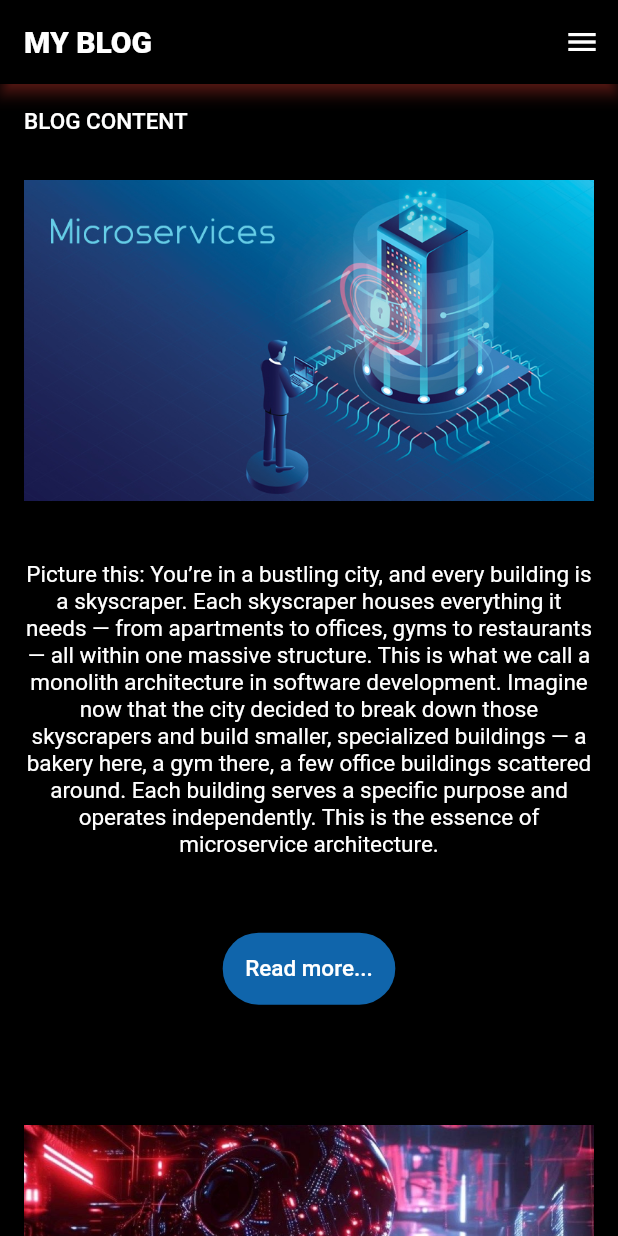
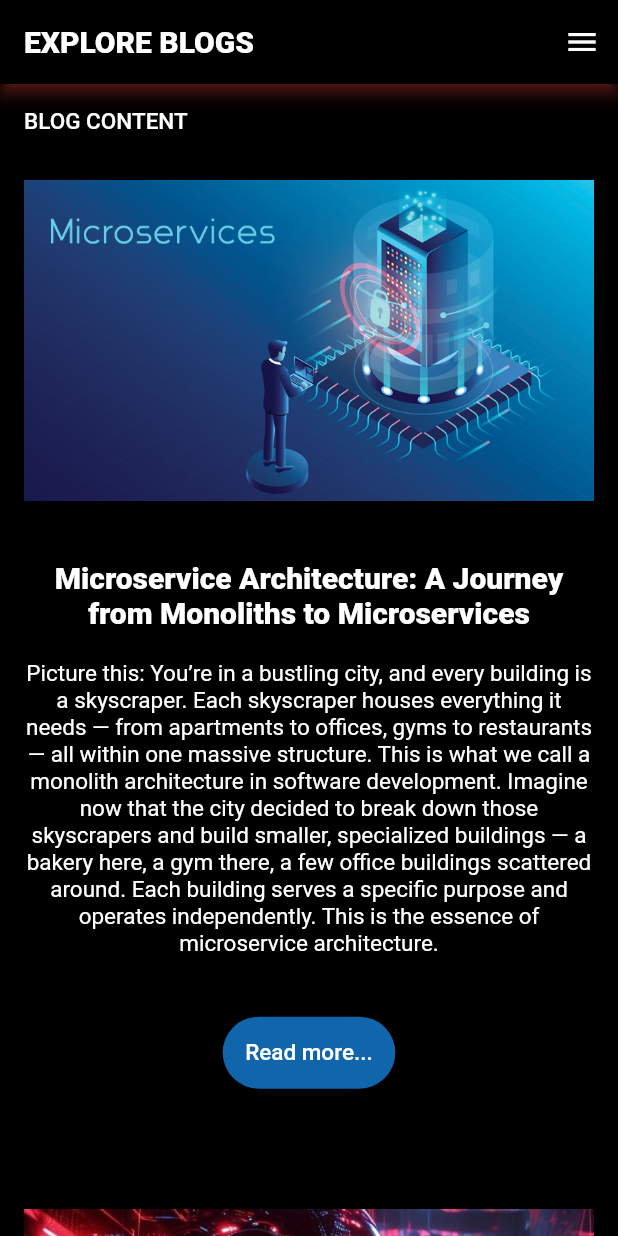
Before and after one commit to RuwanthiLakshika/mobile-app, a Flutter app: the screen it shows after launch, on a phone screen of 412 x 824 dp. Run offline on Flutter 3.47's test engine with Material 2 defaults, Android fonts, the phone set to English and light mode, and no system bars.

Commit message:
add a heading

```diff
--- a/app/lib/main.dart
+++ b/app/lib/main.dart
@@ -11,13 +11,13 @@ class MyApp extends StatelessWidget{
   Widget build(BuildContext context) {
     return MaterialApp(
       debugShowCheckedModeBanner: false,
-      title: 'Blog app',
+      title: 'StorySphere',
       home: Scaffold(
         backgroundColor: Colors.black,
         appBar: AppBar(
           backgroundColor: Colors.black,
           shadowColor: Colors.red,
-          title: const Text('MY BLOG',
+          title: const Text('EXPLORE BLOGS',
           style: TextStyle(fontWeight: FontWeight.w900, fontSize: 20, color: Colors.white),
           ),
           actions: [
@@ -46,12 +46,21 @@ class MyApp extends StatelessWidget{
                 Center(
                   child: Image.asset(
                     "assets/Microservices.jpg",
-
                     scale: 2,
                   ),
                 ),
                 const SizedBox(
                   height: 40,
+                ),
+                const Text("Microservice Architecture: A Journey from Monoliths to Microservices",
+                textAlign: TextAlign.center,
+                style: TextStyle(
+                  fontWeight: FontWeight.w800,
+                   fontSize: 20,
+                    color: Colors.white),
+                ),
+                const SizedBox(
+                  height: 20,
                 ),
                 const Text("Picture this: You’re in a bustling city, and every building is a skyscraper. Each skyscraper houses everything it needs — from apartments to offices, gyms to restaurants — all within one massive structure. This is what we call a monolith architecture in software development. Imagine now that the city decided to break down those skyscrapers and build smaller, specialized buildings — a bakery here, a gym there, a few office buildings scattered around. Each building serves a specific purpose and operates independently. This is the essence of microservice architecture.",
                 textAlign: TextAlign.center,
@@ -61,7 +70,7 @@ class MyApp extends StatelessWidget{
                     color: Colors.white),
                 ),
                 const SizedBox(
-                  height: 50,
+                  height: 40,
                 ),
                 GestureDetector(
                   onTap: () => {},
@@ -94,6 +103,16 @@ class MyApp extends StatelessWidget{
                 ),
                 const SizedBox(
                   height: 40,
+                ),
+                const Text("Unleashing the Power of Retrieval Augmented Generation (RAG)",
+                textAlign: TextAlign.center,
+                style: TextStyle(
+                  fontWeight: FontWeight.w800,
+                   fontSize: 20,
+                    color: Colors.white),
+                ),
+                const SizedBox(
+                  height: 20,
                 ),
                 const Text("Imagine having a conversation with an AI that not only understands your questions but also fetches up-to-date information, just like a knowledgeable friend who’s always in the loop. This is the magic behind Retrieval Augmented Generation (RAG), a technique that enhances Large Language Models (LLMs) like ChatGPT. Let me take you through this fascinating journey of how RAG and LLMs come together to create such intelligent systems.",
                 textAlign: TextAlign.center,
@@ -177,6 +196,16 @@ class MyApp extends StatelessWidget{
                 const SizedBox(
                   height: 40,
                 ),
+                const Text("Cloud Essentials: A Simple Guide to VMs, Storage, and More!",
+                textAlign: TextAlign.center,
+                style: TextStyle(
+                  fontWeight: FontWeight.w800,
+                   fontSize: 20,
+                    color: Colors.white),
+                ),
+                const SizedBox(
+                  height: 20,
+                ),
                 const Text("A Virtual Machine (VM) is like a computer you can create and run in the cloud. You can think of it as a virtual version of your physical computer, but instead of sitting on your desk, it’s hosted in a data center managed by a cloud provider like Google Cloud, AWS, or Azure. When you create a VM, you can choose the resources it needs, like the number of CPUs, amount of RAM, GPU size (if needed for tasks like machine learning), and disk size. Once your VM is created, you can install software, deploy your code, and run applications just like you would on your own computer. The VM will continue to run until you manually stop or shut it down.",
                 textAlign: TextAlign.center,
                 style: TextStyle(
```
